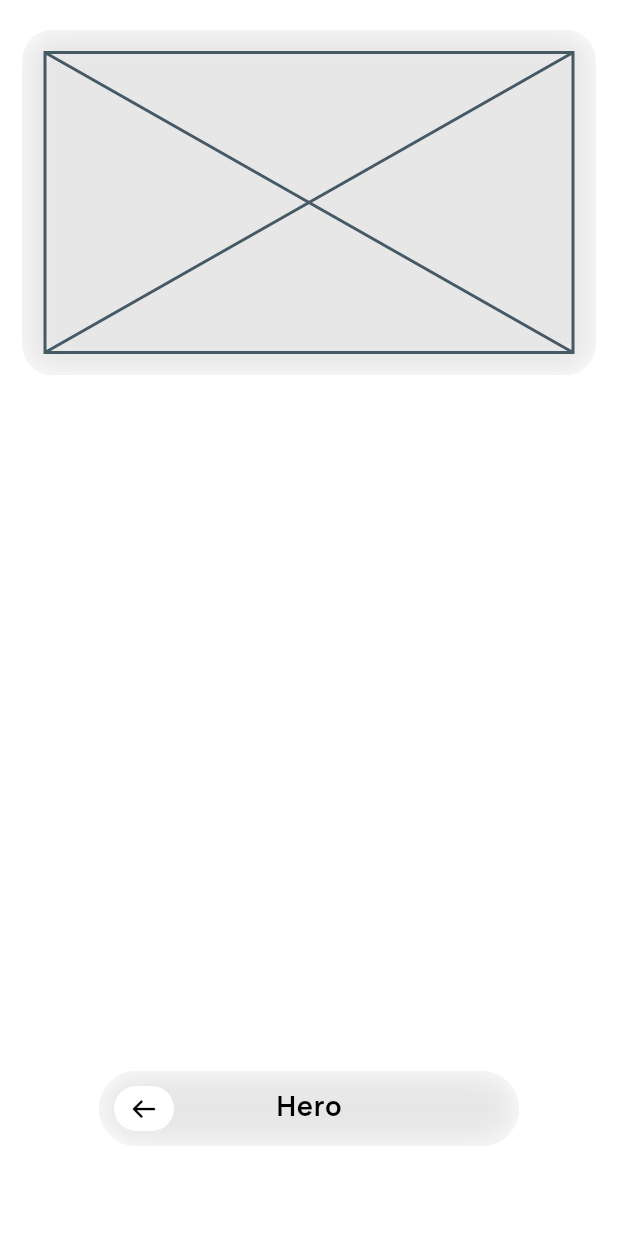
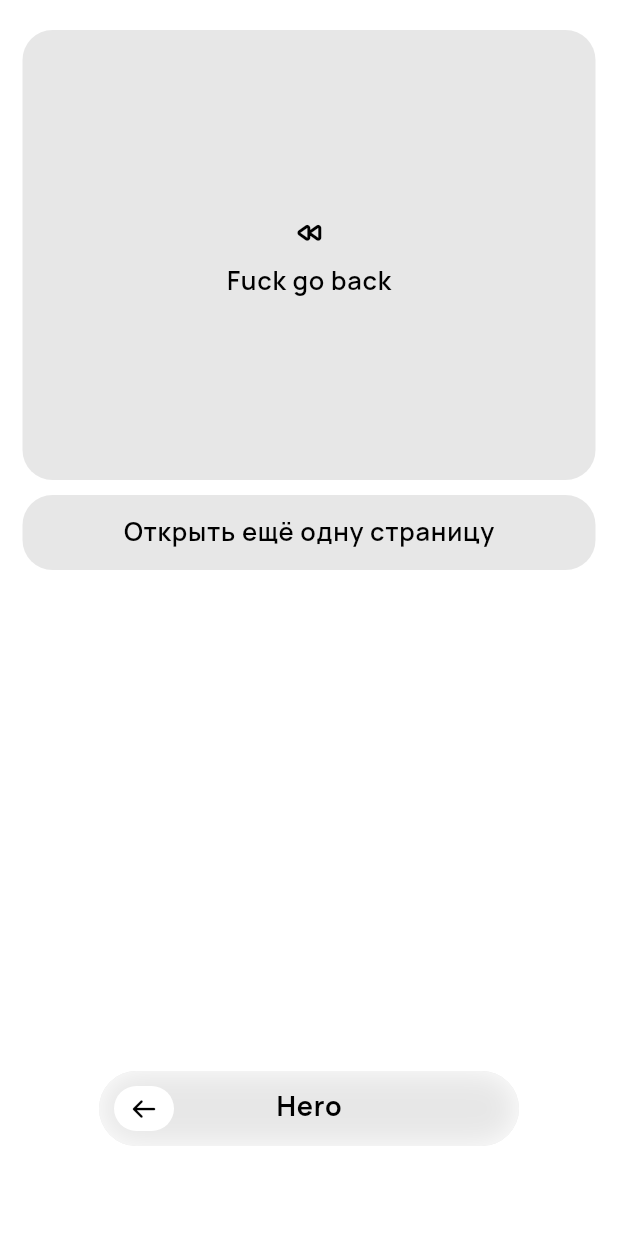
Before and after one commit to parabolahq/locus, a Flutter app: the screen it shows after launch, after a tap on "Hero-анимэйшен", on a phone screen of 412 x 824 dp. Run offline on Flutter 3.47's test engine with Material 2 defaults, Android fonts, the phone set to English and light mode, and no system bars.

Commit message:
Rename Acrylic to LocusCard

```diff
--- a/example/lib/screens/hero_screen.dart
+++ b/example/lib/screens/hero_screen.dart
@@ -1,4 +1,5 @@
 import 'package:locus/locus.dart';
+import 'package:locuslab/screens/icons_screen.dart';
 
 class HeroScreen extends StatelessWidget {
   const HeroScreen({Key? key}) : super(key: key);
@@ -16,15 +17,35 @@ class HeroScreen extends StatelessWidget {
           children: [
             Hero(
               tag: 'arcylic_container',
-              child: Acrylic(
-                child: Padding(
-                  padding: const EdgeInsets.all(15),
-                  child: Placeholder(
-                    fallbackHeight: 200,
+              child: Interactable(
+                onTap: () => Navigator.of(context).pop(),
+                child: LocusCard(
+                  child: ConstrainedBox(
+                    constraints: BoxConstraints.expand(height: 300),
+                    child: Column(
+                      mainAxisAlignment: MainAxisAlignment.center,
+                      children: [
+                        Icon(LocusIcons.backward, size: 25),
+                        SizedBox(height: 10),
+                        Text(
+                          'Fuck go back',
+                          style: LocusTheme.of(context).typography.body1,
+                        ),
+                      ],
+                    ),
                   ),
                 ),
               ),
             ),
+            SizedBox(height: 10),
+            PushButton(
+              child: Text('Открыть ещё одну страницу'),
+              onTap: () => Navigator.of(context).push(
+                LocusPageRoute(
+                  builder: (BuildContext context) => IconsScreen(),
+                ),
+              ),
+            )
           ],
         ),
       ),
--- a/example/lib/screens/home_screen.dart
+++ b/example/lib/screens/home_screen.dart
@@ -1,5 +1,3 @@
-import 'dart:ui';
-
 import 'package:locus/locus.dart';
 import 'package:locuslab/screens/icons_screen.dart';
 import 'package:locuslab/screens/hero_screen.dart';
@@ -11,6 +9,9 @@ class HomeScreen extends StatelessWidget {
   @override
   Widget build(BuildContext context) {
     return LocusScaffold(
+      navigationBar: NavigationBar(
+        middle: Text('Дом'),
+      ),
       body: ListView(
         padding: EdgeInsets.only(
           left: 15,
--- a/example/pubspec.yaml
+++ b/example/pubspec.yaml
@@ -1,6 +1,6 @@
 name: locuslab
 description: A Locus experiences collection
-version: 1.0.0+4
+version: 1.0.0+5
 publish_to: 'none'
 
 environment:
--- a/lib/locus.dart
+++ b/lib/locus.dart
@@ -11,7 +11,7 @@ export 'src/core/animations.dart';
 
 // Components
 export 'src/components/icons.dart';
-export 'src/components/acrylic.dart';
+export 'src/components/card.dart';
 export 'src/components/scaffold.dart';
 export 'src/components/interactable.dart';
 export 'src/components/navigation_bar.dart';
--- a/lib/src/components/acrylic.dart
+++ /dev/null
@@ -1,36 +0,0 @@
-import 'dart:ui';
-
-import 'package:flutter/widgets.dart';
-import 'package:locus/src/core/animations.dart';
-import 'package:locus/src/core/theme.dart';
-
-class Acrylic extends StatelessWidget {
-  final Widget child;
-  final BoxDecoration? boxDecoration;
-
-  const Acrylic({
-    super.key,
-    required this.child,
-    this.boxDecoration,
-  });
-
-  @override
-  Widget build(BuildContext context) {
-    return AnimatedContainer(
-      duration: kInteractableAnimationDuration,
-      clipBehavior: Clip.antiAlias,
-      decoration: boxDecoration ??
-          BoxDecoration(
-            borderRadius: BorderRadius.circular(20),
-            color: LocusTheme.of(context).colorScheme.controlsSurface,
-          ),
-      child: BackdropFilter(
-        filter: ImageFilter.blur(
-          sigmaX: 10,
-          sigmaY: 10,
-        ),
-        child: child,
-      ),
-    );
-  }
-}
--- a/lib/src/components/buttons/push_button.dart
+++ b/lib/src/components/buttons/push_button.dart
@@ -1,4 +1,5 @@
 import 'package:flutter/widgets.dart';
+import 'package:locus/src/components/card.dart';
 
 import 'package:locus/src/components/interactable.dart';
 import 'package:locus/src/core/colors.dart';
@@ -27,15 +28,12 @@ class PushButton extends StatelessWidget {
       data: LocusTheme.of(context).copyWith(
         colorScheme: effectiveColorScheme,
       ),
-      child: DefaultTextStyle(
-        style: LocusTheme.of(context).typography.body1,
-        child: Interactable(
-          child: Container(
-            decoration: BoxDecoration(
-              color: LocusTheme.of(context).colorScheme.controlsSurface,
-              borderRadius: BorderRadius.circular(20),
-            ),
-            height: 50,
+      child: Interactable(
+        onTap: onTap,
+        child: LocusCard(
+          constraints: BoxConstraints.expand(height: 50),
+          child: DefaultTextStyle(
+            style: LocusTheme.of(context).typography.body1,
             child: Row(
               mainAxisAlignment: MainAxisAlignment.center,
               children: [
@@ -48,7 +46,6 @@ class PushButton extends StatelessWidget {
               ],
             ),
           ),
-          onTap: onTap,
         ),
       ),
     );
--- /dev/null
+++ b/lib/src/components/card.dart
@@ -0,0 +1,55 @@
+import 'dart:ui';
+
+import 'package:flutter/widgets.dart';
+import 'package:locus/src/core/theme.dart';
+
+class LocusCard extends StatelessWidget {
+  final Widget child;
+  final double sigma;
+
+  final Color? color;
+  final EdgeInsets? padding;
+  final BorderRadius? borderRadius;
+  final BoxConstraints? constraints;
+
+  const LocusCard({
+    super.key,
+    required this.child,
+    this.borderRadius,
+    this.constraints,
+    this.color,
+    this.padding,
+  }) : sigma = 0;
+
+  const LocusCard.acrylic({
+    super.key,
+    required this.child,
+    this.borderRadius,
+    this.constraints,
+    this.color,
+    this.padding,
+    this.sigma = 10,
+  });
+
+  @override
+  Widget build(BuildContext context) {
+    return Container(
+      clipBehavior: Clip.antiAlias,
+      padding: padding,
+      decoration: BoxDecoration(
+        borderRadius: borderRadius ?? BorderRadius.circular(20),
+        color: color ?? LocusTheme.of(context).colorScheme.controlsSurface,
+      ),
+      constraints: constraints,
+      child: sigma > 0
+          ? BackdropFilter(
+              filter: ImageFilter.blur(
+                sigmaX: sigma,
+                sigmaY: sigma,
+              ),
+              child: child,
+            )
+          : child,
+    );
+  }
+}
--- a/lib/src/components/navigation_bar.dart
+++ b/lib/src/components/navigation_bar.dart
@@ -1,5 +1,5 @@
 import 'package:flutter/widgets.dart';
-import 'package:locus/src/components/acrylic.dart';
+import 'package:locus/src/components/card.dart';
 import 'package:locus/src/components/icons.dart';
 
 import 'package:locus/src/components/interactable.dart';
@@ -33,12 +33,12 @@ class _HeroTag {
 }
 
 class NavigationBar extends StatefulWidget with PreferredSizeWidget {
-  final Widget? middle;
+  final Widget middle;
   final Object heroTag;
 
   const NavigationBar({
     super.key,
-    this.middle,
+    required this.middle,
     this.heroTag = kDefaultHeroTag,
   });
 
@@ -59,12 +59,9 @@ class _NavigationBarState extends State<NavigationBar> {
       tag: widget.heroTag == kDefaultHeroTag
           ? _HeroTag(Navigator.of(context))
           : widget.heroTag,
-      child: Acrylic(
-        boxDecoration: BoxDecoration(
+      child: LocusCard.acrylic(
         borderRadius: BorderRadius.circular(widget.preferredSize.height / 2),
         color: LocusTheme.of(context).colorScheme.controlsSurface,
-        ),
-        child: Padding(
         padding: const EdgeInsets.all(10),
         child: Row(
           children: [
@@ -87,10 +84,9 @@ class _NavigationBarState extends State<NavigationBar> {
                 ],
               ),
             ),
-              if (widget.middle != null)
             DefaultTextStyle(
               style: LocusTheme.of(context).typography.title,
-                  child: widget.middle!,
+              child: widget.middle,
             ),
             Expanded(
               child: Row(
@@ -100,7 +96,6 @@ class _NavigationBarState extends State<NavigationBar> {
           ],
         ),
       ),
-      ),
     );
   }
 }
--- a/lib/src/core/app.dart
+++ b/lib/src/core/app.dart
@@ -40,12 +40,9 @@ class _LocusAppState extends State<LocusApp> {
   WidgetsApp _buildWidgetApp(BuildContext context) {
     return WidgetsApp(
       key: GlobalObjectKey(this),
-      pageRouteBuilder: <T>(RouteSettings settings, WidgetBuilder builder) {
-        return LocusPageRoute<T>(settings: settings, builder: builder);
-      },
-      color: Color.fromRGBO(255, 255, 255, 255),
       home: widget.home,
       title: widget.title,
+      color: widget.theme.colorScheme.surface,
       supportedLocales: widget.supportedLocales,
       debugShowCheckedModeBanner: widget.debugShowCheckedModeBanner,
       showPerformanceOverlay: widget.showPerformanceOverlay,
@@ -54,6 +51,9 @@ class _LocusAppState extends State<LocusApp> {
         GlobalWidgetsLocalizations.delegate,
         GlobalCupertinoLocalizations.delegate,
       ],
+      pageRouteBuilder: <T>(RouteSettings settings, WidgetBuilder builder) {
+        return LocusPageRoute<T>(settings: settings, builder: builder);
+      },
       builder: (BuildContext context, Widget? child) {
         final LocusThemeData effectiveThemeData =
             MediaQuery.of(context).platformBrightness == Brightness.light
--- a/lib/src/core/route.dart
+++ b/lib/src/core/route.dart
@@ -12,7 +12,6 @@ class LocusPageRoute<T> extends PageRoute<T> {
     super.settings,
     String? barrierLabel,
     bool maintainState = true,
-    super.fullscreenDialog = false,
   })  : _maintainState = maintainState,
         _barrierLabel = barrierLabel,
         _builder = builder;
@@ -29,16 +28,12 @@ class LocusPageRoute<T> extends PageRoute<T> {
       scopesRoute: true,
       explicitChildNodes: true,
       child: SlideTransition(
-        position: animation
-            .drive(
-              CurveTween(curve: Curves.easeInOutCirc),
-            )
-            .drive(
-              Tween<Offset>(
-                begin: Offset(1, 0),
-                end: Offset(0, 0),
-              ),
-            ),
+        position: animation.drive(
+          Tween<Offset>(
+            begin: Offset(1, 0),
+            end: Offset(0, 0),
+          ),
+        ),
         child: result,
       ),
     );
--- a/lib/src/core/theme.dart
+++ b/lib/src/core/theme.dart
@@ -107,7 +107,8 @@ class LocusIconTheme extends IconThemeData {
   LocusIconTheme({
     required super.color,
     super.size = 20,
-  }) : super(opacity: 1, shadows: []);
+    super.opacity = 1,
+  }) : super(shadows: []);
 
   factory LocusIconTheme.fromTheme(LocusThemeData data) {
     return LocusIconTheme(color: data.colorScheme.onSurface);
```
Lines whose indentation alone changed are shown as unchanged.
